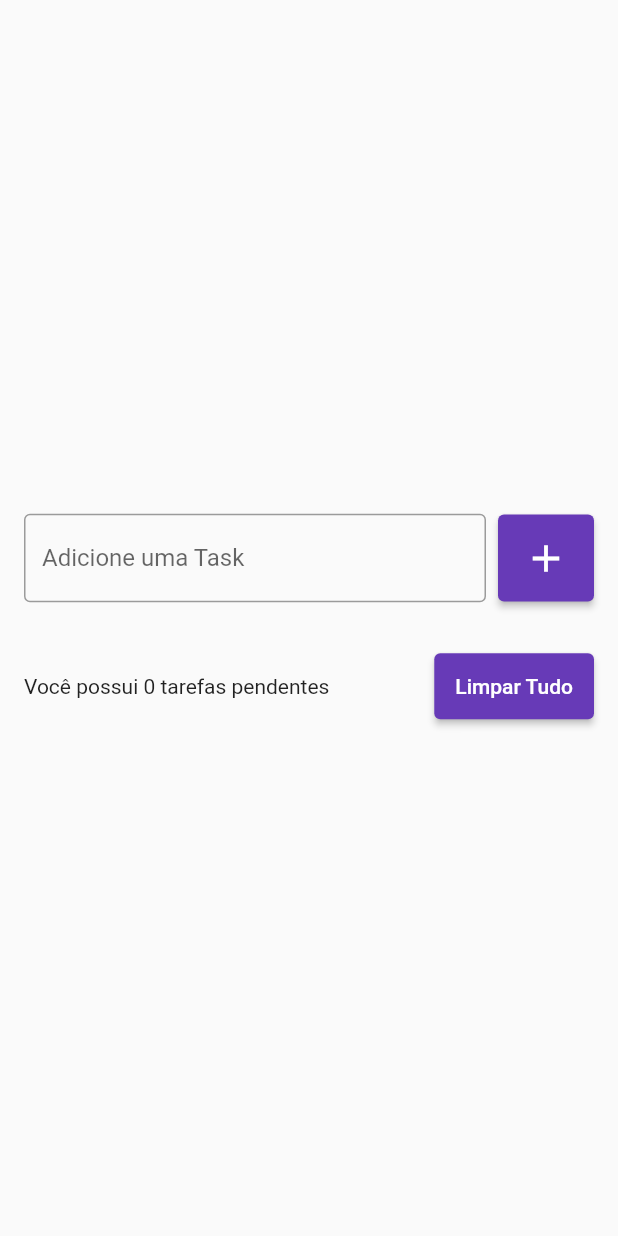
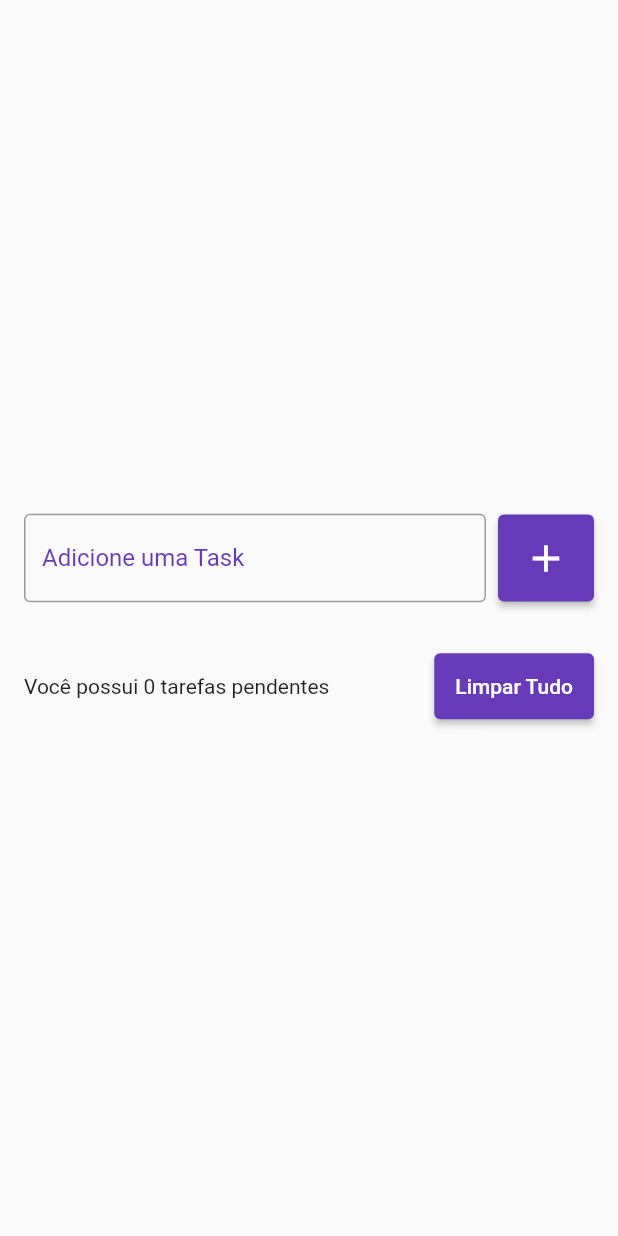
Before and after one commit to Luiz-Faitn/flutter-tasklist, a Flutter app: the screen it shows after launch, on a phone screen of 412 x 824 dp. Run offline on Flutter 3.47's test engine with Material 2 defaults, Android fonts, the phone set to English and light mode, and no system bars; our stand-ins replace flutter_slidable, shared_preferences.

Commit message:
Atualização.

```diff
--- a/lib/pages/tasklist_page.dart
+++ b/lib/pages/tasklist_page.dart
@@ -128,11 +128,18 @@ class _TaskListPageState extends State<TaskListPage> {
                     Expanded(
                       child: TextField(
                         controller: taskController,
-                        decoration: const InputDecoration(
-                            border: OutlineInputBorder(),
+                        decoration: InputDecoration(
+                            border: const OutlineInputBorder(),
                             labelText: "Adicione uma Task",
                             hintText: "Ex: Tarefa - 01",
                             errorText: erroMsg,
+                            labelStyle: const TextStyle(color: Colors.deepPurple),
+                            focusedBorder: const OutlineInputBorder(
+                              borderSide: BorderSide(
+                                color: Colors.deepPurple,
+                                width: 2,
+                              )
+                            )
                           ),
                         ),
                       ),
```
